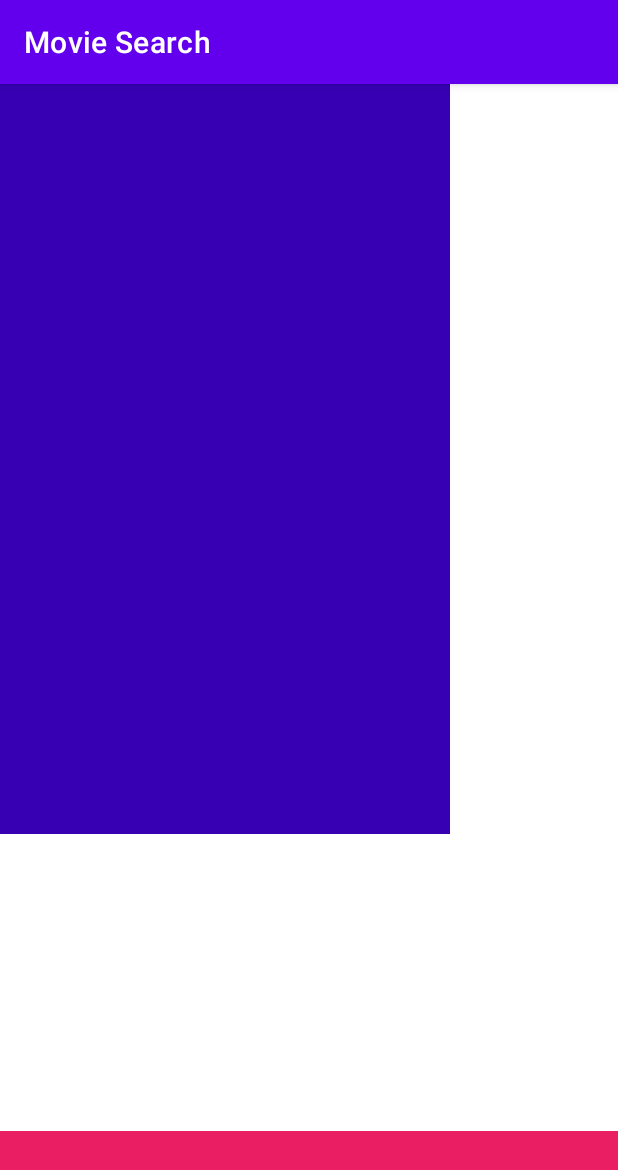
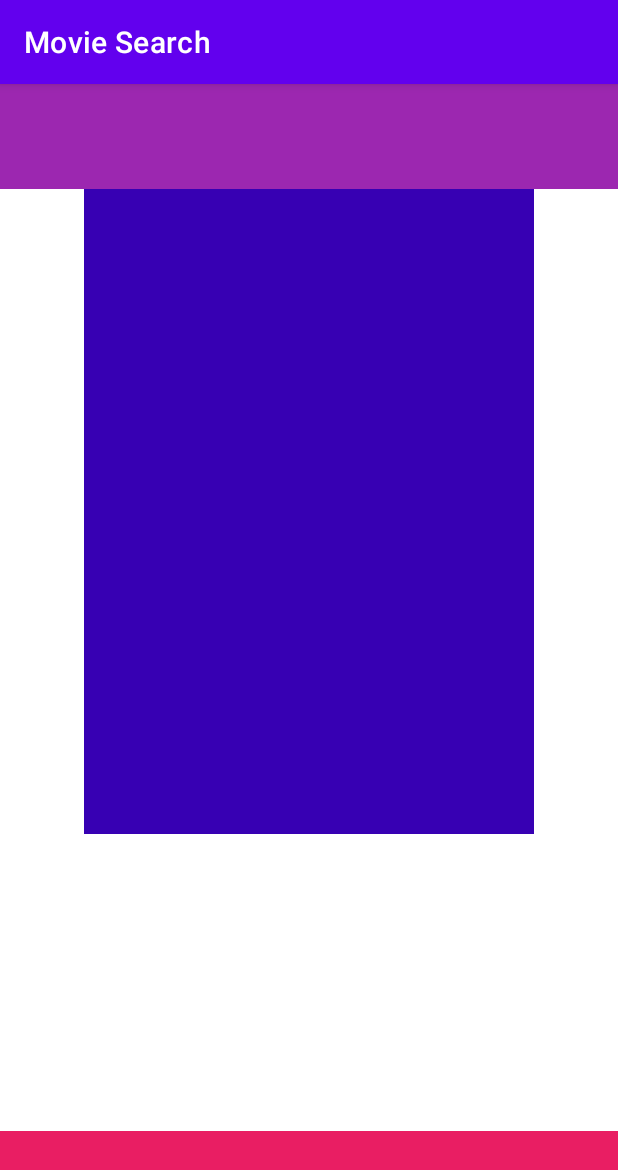
Before and after one commit to ankrnv/movie_search, an Android app: the screen it shows after launch (MainActivity), on a phone screen of 412 x 824 dp. Shown: the top 1170 px of the screen. Run offline under Robolectric (Android 15) with nearby library versions, the phone set to English and light mode, and no system bars.

Commit message:
Finished first task

```diff
--- a/app/src/main/res/layout/activity_main.xml
+++ b/app/src/main/res/layout/activity_main.xml
@@ -7,20 +7,30 @@
     tools:context=".MainActivity">
 
     <LinearLayout
+        android:id="@+id/pole"
         android:layout_width="300dp"
         android:layout_height="500dp"
         android:orientation="vertical"
         tools:context=".MainActivity"
         android:background="@color/purple_700"
         app:layout_constraintStart_toStartOf="parent"
-        app:layout_constraintTop_toTopOf="parent">
+        app:layout_constraintEnd_toEndOf="parent"
+        app:layout_constraintBottom_toTopOf="buttons">
     </LinearLayout>
 
     <FrameLayout
+        android:id="@+id/buttons"
         android:layout_width="match_parent"
         android:layout_height="70dp"
         app:layout_constraintBottom_toBottomOf="parent"
         android:background="#E91E63"/>
 
+    <FrameLayout
+        android:id="@+id/bar"
+        android:layout_width="match_parent"
+        android:layout_height="70dp"
+        app:layout_constraintStart_toStartOf="parent"
+        android:background="#9C27B0"
+        tools:ignore="MissingConstraints" />
 
 </androidx.constraintlayout.widget.ConstraintLayout>
```
